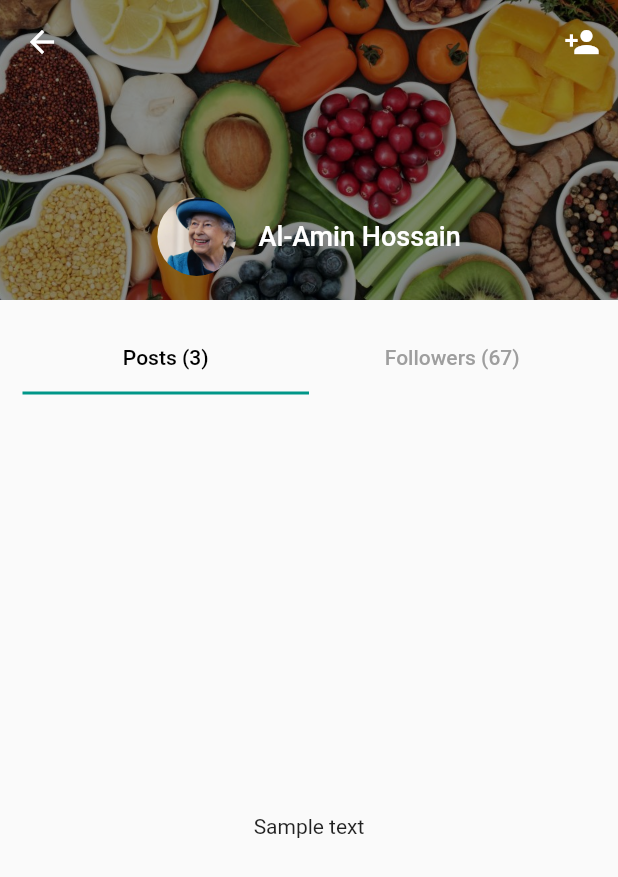
After one commit to Prant0/best_friends_inc, a Flutter app: the Profile screen opened by its route, on a phone screen of 412 x 824 dp. The commit adds this screen. Shown: the top 877 px of the screen. Run offline on Flutter 3.47's test engine with Material 2 defaults, Android fonts, the phone set to English and light mode, and no system bars; our stand-ins replace carousel_pro; missing offline and left inert: multi_image_picker.

Commit message:
Profile Screen Added, Registration API Added

```diff
--- a/lib/main.dart
+++ b/lib/main.dart
@@ -1,4 +1,5 @@
 import 'package:bestfriends/screens/postStatus.dart';
+import 'package:bestfriends/screens/profile.dart';
 
 import './providers/comment.dart';
 import './providers/post.dart';
@@ -32,6 +33,7 @@ class _MyAppState extends State<MyApp> {
           '/register':(BuildContext context)=>Registation_Page(),
           SinglePostDetails.routeName: (BuildContext context)=>SinglePostDetails(),
           PostStatus.routeName: (BuildContext context)=>PostStatus(),
+          Profile.routeName: (BuildContext context)=>Profile(),
         },
         theme: ThemeData(
             primaryColor: Colors.teal,
@@ -42,7 +44,7 @@ class _MyAppState extends State<MyApp> {
              // body1: TextStyle(fontSize: 18.0,color: Colors.teal),
             )
         ),
-        home: HomePage(),
+        home: Registation_Page(),
       ),
     );
   }
--- /dev/null
+++ b/lib/screens/profile.dart
@@ -0,0 +1,98 @@
+import 'package:flutter/cupertino.dart';
+import 'package:flutter/material.dart';
+
+class Profile extends StatefulWidget {
+  static const routeName = '/profile';
+
+  @override
+  _ProfileState createState() => _ProfileState();
+}
+
+class _ProfileState extends State<Profile> {
+  @override
+  Widget build(BuildContext context) {
+    final profileId = ModalRoute.of(context).settings.arguments;
+    return Scaffold(
+      body: DefaultTabController(
+          length: 2,
+          child: NestedScrollView(
+              headerSliverBuilder: (BuildContext context, bool innerBoxIsScrolled){
+                return <Widget>[
+                  SliverAppBar(
+                    expandedHeight: 200.0,
+                    floating: false,
+                    pinned: true,
+                    flexibleSpace: FlexibleSpaceBar(
+                        centerTitle: true,
+                        title: Row(
+                          mainAxisAlignment: MainAxisAlignment.center,
+                          children: <Widget>[
+                            ClipRRect(
+                              borderRadius: BorderRadius.circular(50),
+                              child: Image(
+                                image: AssetImage(
+                                  'images/11.jpg',
+                                ),
+                                fit: BoxFit.cover,
+                                width: 35,
+                                height: 35,
+                              ),
+                            ),
+                            SizedBox(width: 10,),
+                            Text("Al-Amin Hossain",
+                              style: TextStyle(
+                                color: Colors.white,
+                                fontSize: 12,
+                              ),
+                            ),
+                          ],
+                        ),
+                        background: Stack(
+                          children: <Widget>[
+                            Container(
+                              height: double.infinity,
+                                child: Image.asset('images/1.jpg', fit: BoxFit.cover,)),
+                            Container(
+                              width: double.infinity,
+                              color: Colors.black45,
+                            ),
+                          ],
+                        ),
+                    ),
+                    actions: <Widget>[
+                      IconButton(
+                        icon: Icon(Icons.person_add),
+                        tooltip: 'Follow',
+                        onPressed: (){},
+                      ),
+                    ],
+                  ),
+                  SliverPadding(
+                    padding: EdgeInsets.all(15),
+                    sliver: SliverList(
+                      delegate: SliverChildListDelegate(
+                        [
+                          TabBar(
+                            labelColor: Colors.black,
+                            unselectedLabelColor: Colors.grey,
+                            indicatorColor: Theme.of(context).primaryColor,
+                            tabs: [
+                            new Tab(text: "Posts (3)"),
+                            new Tab(
+                            text: "Followers (67)"),
+                            ],
+                          ),
+                        ],
+                      ),
+                    ),
+                  ),
+                ];
+              },
+                body: Center(
+                    child: Text("Sample text"),
+            ),
+          ),
+      ),
+    );
+  }
+}
--- a/pubspec.yaml
+++ b/pubspec.yaml
@@ -23,6 +23,7 @@ dependencies:
   carousel_pro: ^1.0.0
   image_picker: ^0.6.7+1
   multi_image_picker: ^4.6.7
+  http: ^0.12.1
 
   # The following adds the Cupertino Icons font to your application.
   # Use with the CupertinoIcons class for iOS style icons.
```
Also changed, not shown: lib/screens/postStatus.dart (+8 -4 lines), lib/screens/registation.dart (+53 -6 lines), lib/widgets/singlePost.dart (+11 -4 lines), pubspec.lock.
